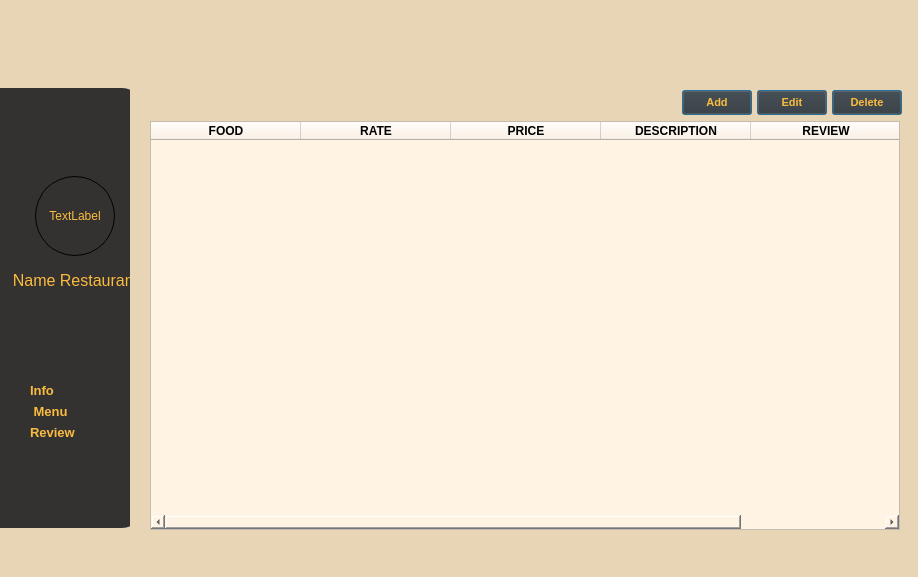
mylinh130425/KTLT_K23416_Group2, file project/ui/menu_page.ui: the form before one commit.
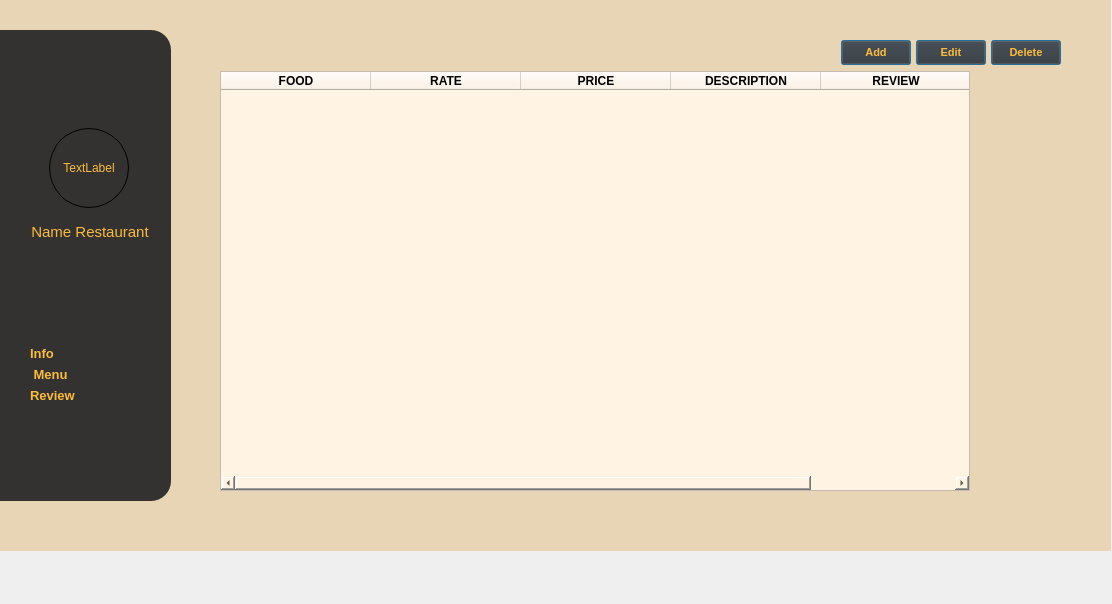
The form after the commit. Icons and pictures are not drawn.

Commit message: Hiện MenuPage nhưng bị lỗi nút btn ở ResScreen

```diff
--- a/project/ui/menu_page.ui
+++ b/project/ui/menu_page.ui
@@ -6,8 +6,8 @@
    <rect>
     <x>0</x>
     <y>0</y>
-    <width>918</width>
-    <height>577</height>
+    <width>1112</width>
+    <height>604</height>
    </rect>
   </property>
   <property name="windowTitle">
@@ -17,8 +17,8 @@
    <property name="geometry">
     <rect>
      <x>0</x>
-     <y>0</y>
-     <width>921</width>
+     <y>-30</y>
+     <width>1111</width>
      <height>581</height>
     </rect>
    </property>
@@ -29,9 +29,9 @@
     <property name="geometry">
      <rect>
       <x>0</x>
-      <y>88</y>
-      <width>142</width>
-      <height>440</height>
+      <y>60</y>
+      <width>171</width>
+      <height>471</height>
      </rect>
     </property>
     <property name="styleSheet">
@@ -138,9 +138,15 @@
          </property>
          <property name="font">
           <font>
-           <pointsize>12</pointsize>
+           <pointsize>11</pointsize>
           </font>
          </property>
+         <property name="mouseTracking">
+          <bool>false</bool>
+         </property>
+         <property name="autoFillBackground">
+          <bool>false</bool>
+         </property>
          <property name="styleSheet">
           <string notr="true">color:#FABC3F</string>
          </property>
@@ -279,9 +285,9 @@
    <widget class="QStackedWidget" name="stackedWidget">
     <property name="geometry">
      <rect>
-      <x>130</x>
-      <y>50</y>
-      <width>781</width>
+      <x>210</x>
+      <y>60</y>
+      <width>861</width>
       <height>481</height>
      </rect>
     </property>
@@ -292,10 +298,10 @@
      <widget class="QWidget" name="layoutWidget">
       <property name="geometry">
        <rect>
-        <x>20</x>
-        <y>40</y>
-        <width>752</width>
-        <height>440</height>
+        <x>10</x>
+        <y>10</y>
+        <width>841</width>
+        <height>451</height>
        </rect>
       </property>
       <layout class="QVBoxLayout" name="menu_verticalLayout">
```
The commit also changes 6 other files.
